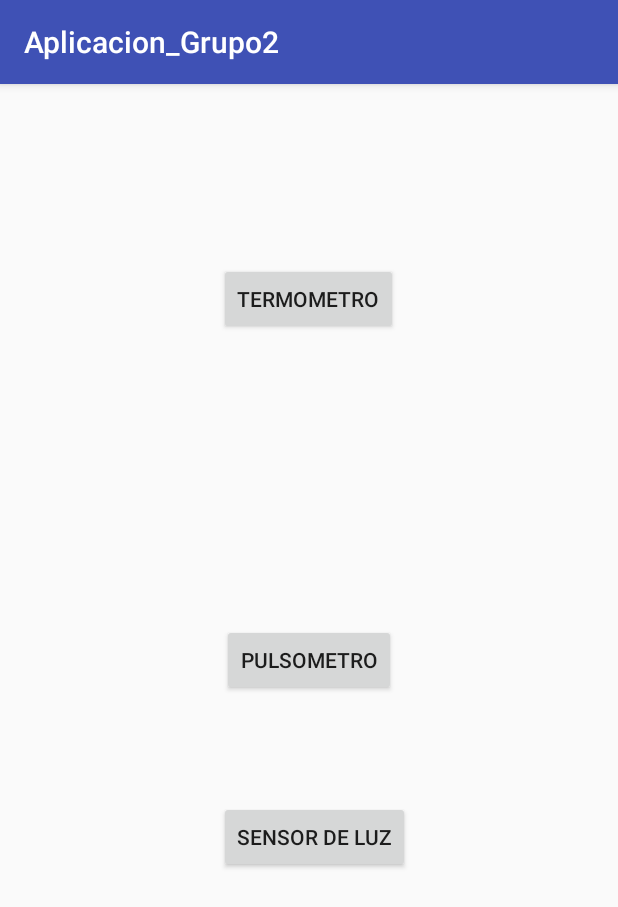
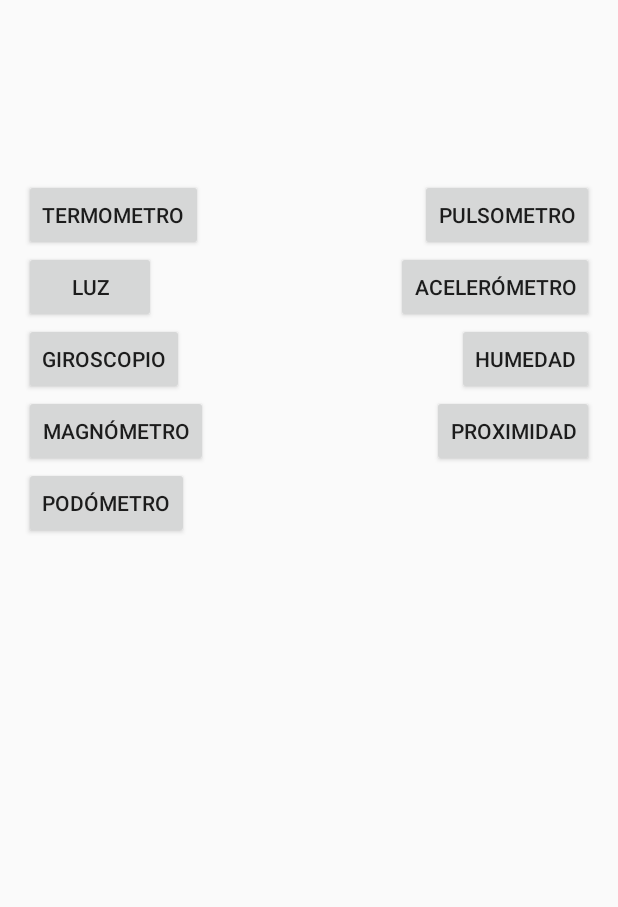
Before and after one commit to alu0100463118/Grupo2, an Android app: the screen it shows after launch (Actividad_Principal), on a phone screen of 412 x 824 dp. Shown: the top 907 px of the screen. Run offline under Robolectric (Android 15) with nearby library versions, the phone set to English and light mode, and no system bars.

Commit message:
Integración de los sensores de los otros grupos

```diff
--- a/app/build.gradle
+++ b/app/build.gradle
@@ -2,11 +2,11 @@ apply plugin: 'com.android.application'
 
 android {
     compileSdkVersion 23
-    buildToolsVersion "23.1.1"
+    buildToolsVersion "23.0.1"
 
     defaultConfig {
         applicationId "com.grupo2.aplicacion_grupo2"
-        minSdkVersion 21
+        minSdkVersion 17
         targetSdkVersion 23
         versionCode 1
         versionName "1.0"
@@ -23,4 +23,5 @@ dependencies {
     compile fileTree(dir: 'libs', include: ['*.jar'])
     testCompile 'junit:junit:4.12'
     compile 'com.android.support:appcompat-v7:23.1.1'
+    compile 'com.android.support:design:23.1.0'
 }
--- a/app/src/main/res/layout/actividad_principal.xml
+++ b/app/src/main/res/layout/actividad_principal.xml
@@ -10,9 +10,8 @@
         android:layout_width="wrap_content"
         android:layout_height="wrap_content"
         android:text="Termometro"
-        android:id="@+id/Boton_Termometro"
+        android:id="@+id/boton_Termometro"
         android:layout_alignParentTop="true"
-        android:layout_centerHorizontal="true"
         android:layout_marginTop="103dp"
         android:onClick="lanzar_Termometro" />
 
@@ -21,17 +20,74 @@
         android:layout_height="wrap_content"
         android:text="Pulsometro"
         android:id="@+id/boton_Pulsometro"
-        android:layout_centerVertical="true"
-        android:layout_centerHorizontal="true"
+        android:layout_marginTop="103dp"
+        android:layout_alignParentTop="true"
+        android:layout_alignParentRight="true"
+        android:layout_alignParentEnd="true"
+        android:layout_alignRight="@id/boton_Termometro"
         android:onClick="lanzar_Pulsometro" />
 
     <Button
         android:layout_width="wrap_content"
         android:layout_height="wrap_content"
-        android:text="Sensor de Luz"
-        android:id="@+id/Boton_Luz"
-        android:layout_marginTop="70dp"
+        android:text="Luz"
+        android:id="@+id/boton_Luz"
+        android:layout_below="@+id/boton_Termometro"
+        android:layout_alignParentLeft="true"
+        android:layout_alignParentStart="true"
+        android:onClick="lanzar_Luz" />
+
+    <Button
+        android:layout_width="wrap_content"
+        android:layout_height="wrap_content"
+        android:text="Acelerómetro"
+        android:id="@+id/boton_Acelerometro"
         android:layout_below="@+id/boton_Pulsometro"
-        android:layout_alignStart="@+id/Boton_Termometro"
-        android:onClick="lanzar_Luz" />
+        android:layout_alignParentRight="true"
+        android:layout_alignParentEnd="true"
+        android:onClick="lanzar_Acelerometro" />
+
+    <Button
+        android:layout_width="wrap_content"
+        android:layout_height="wrap_content"
+        android:text="Giroscopio"
+        android:id="@+id/boton_Giroscopio"
+        android:layout_below="@+id/boton_Luz"
+        android:onClick="lanzar_Giroscopio" />
+
+    <Button
+        android:layout_width="wrap_content"
+        android:layout_height="wrap_content"
+        android:text="Humedad"
+        android:id="@+id/boton_Humedad"
+        android:layout_below="@+id/boton_Acelerometro"
+        android:layout_alignParentRight="true"
+        android:layout_alignParentEnd="true"
+        android:onClick="lanzar_Humedad" />
+
+    <Button
+        android:layout_width="wrap_content"
+        android:layout_height="wrap_content"
+        android:text="Magnómetro"
+        android:id="@+id/boton_Magnometro"
+        android:layout_below="@+id/boton_Giroscopio"
+        android:onClick="lanzar_Magnometro" />
+
+    <Button
+        android:layout_width="wrap_content"
+        android:layout_height="wrap_content"
+        android:text="Proximidad"
+        android:id="@+id/boton_Proximidad"
+        android:layout_below="@+id/boton_Humedad"
+        android:layout_alignParentRight="true"
+        android:layout_alignParentEnd="true"
+        android:onClick="lanzar_Proximidad" />
+
+    <Button
+        android:layout_width="wrap_content"
+        android:layout_height="wrap_content"
+        android:text="Podómetro"
+        android:id="@+id/boton_Podometro"
+        android:layout_below="@+id/boton_Magnometro"
+        android:onClick="lanzar_Podometro" />
 </RelativeLayout>
--- a/app/src/main/res/values/dimens.xml
+++ b/app/src/main/res/values/dimens.xml
@@ -2,4 +2,5 @@
     <!-- Default screen margins, per the Android Design guidelines. -->
     <dimen name="activity_horizontal_margin">16dp</dimen>
     <dimen name="activity_vertical_margin">16dp</dimen>
+    <dimen name="fab_margin">16dp</dimen>
 </resources>
--- a/app/src/main/res/values/styles.xml
+++ b/app/src/main/res/values/styles.xml
@@ -7,5 +7,12 @@
         <item name="colorPrimaryDark">@color/colorPrimaryDark</item>
         <item name="colorAccent">@color/colorAccent</item>
     </style>
+	<style name="AppTheme.NoActionBar">
+        <item name="windowActionBar">false</item>
+        <item name="windowNoTitle">true</item>
+    </style>
 
+    <style name="AppTheme.AppBarOverlay" parent="ThemeOverlay.AppCompat.Dark.ActionBar" />
+
+    <style name="AppTheme.PopupOverlay" parent="ThemeOverlay.AppCompat.Light" />
 </resources>
```
Also changed, not shown: app/src/main/AndroidManifest.xml (+32 -4 lines), app/src/main/java/com/grupo2/aplicacion_grupo2/Actividad_Principal.java (+32 -1 lines), app/src/main/res/values/strings.xml (+10 -0 lines), 1 other file.
